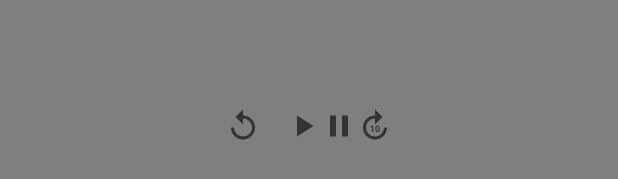
After one commit to aman88se/ExoPlayer, an Android app: the layout controller.xml on its own in the app's theme, with its tools: preview values and no code run, on a phone screen of 412 x 824 dp. The commit adds this screen. Shown: the part 492-671 px from the top of the screen. Run offline under Robolectric (Android 15) with nearby library versions, the phone set to English and light mode, and no system bars.

Commit message:
Exo Player

```diff
--- /dev/null
+++ b/app/src/main/res/drawable/forward.xml
@@ -0,0 +1,16 @@
+<vector xmlns:android="http://schemas.android.com/apk/res/android"
+    android:width="24dp"
+    android:height="24dp"
+    android:viewportWidth="24"
+    android:viewportHeight="24"
+    android:tint="?attr/colorControlNormal">
+  <path
+      android:fillColor="@android:color/white"
+      android:pathData="M18,13c0,3.31 -2.69,6 -6,6s-6,-2.69 -6,-6s2.69,-6 6,-6v4l5,-5l-5,-5v4c-4.42,0 -8,3.58 -8,8c0,4.42 3.58,8 8,8s8,-3.58 8,-8H18z"/>
+  <path
+      android:fillColor="@android:color/white"
+      android:pathData="M10.86,15.94l0,-4.27l-0.09,0l-1.77,0.63l0,0.69l1.01,-0.31l0,3.26z"/>
+  <path
+      android:fillColor="@android:color/white"
+      android:pathData="M12.25,13.44v0.74c0,1.9 1.31,1.82 1.44,1.82c0.14,0 1.44,0.09 1.44,-1.82v-0.74c0,-1.9 -1.31,-1.82 -1.44,-1.82C13.55,11.62 12.25,11.53 12.25,13.44zM14.29,13.32v0.97c0,0.77 -0.21,1.03 -0.59,1.03c-0.38,0 -0.6,-0.26 -0.6,-1.03v-0.97c0,-0.75 0.22,-1.01 0.59,-1.01C14.07,12.3 14.29,12.57 14.29,13.32z"/>
+</vector>
--- /dev/null
+++ b/app/src/main/res/drawable/fullscreen.xml
@@ -0,0 +1,10 @@
+<vector xmlns:android="http://schemas.android.com/apk/res/android"
+    android:width="24dp"
+    android:height="24dp"
+    android:viewportWidth="24"
+    android:viewportHeight="24"
+    android:tint="?attr/colorControlNormal">
+  <path
+      android:fillColor="@android:color/white"
+      android:pathData="M7,14L5,14v5h5v-2L7,17v-3zM5,10h2L7,7h3L10,5L5,5v5zM17,17h-3v2h5v-5h-2v3zM14,5v2h3v3h2L19,5h-5z"/>
+</vector>
--- /dev/null
+++ b/app/src/main/res/drawable/fullscreen_exit.xml
@@ -0,0 +1,10 @@
+<vector xmlns:android="http://schemas.android.com/apk/res/android"
+    android:width="24dp"
+    android:height="24dp"
+    android:viewportWidth="24"
+    android:viewportHeight="24"
+    android:tint="?attr/colorControlNormal">
+  <path
+      android:fillColor="@android:color/white"
+      android:pathData="M5,16h3v3h2v-5L5,14v2zM8,8L5,8v2h5L10,5L8,5v3zM14,19h2v-3h3v-2h-5v5zM16,8L16,5h-2v5h5L19,8h-3z"/>
+</vector>
--- /dev/null
+++ b/app/src/main/res/drawable/pause.xml
@@ -0,0 +1,10 @@
+<vector xmlns:android="http://schemas.android.com/apk/res/android"
+    android:width="24dp"
+    android:height="24dp"
+    android:viewportWidth="24"
+    android:viewportHeight="24"
+    android:tint="?attr/colorControlNormal">
+  <path
+      android:fillColor="@android:color/white"
+      android:pathData="M6,19h4L10,5L6,5v14zM14,5v14h4L18,5h-4z"/>
+</vector>
--- /dev/null
+++ b/app/src/main/res/drawable/play_arrow.xml
@@ -0,0 +1,10 @@
+<vector xmlns:android="http://schemas.android.com/apk/res/android"
+    android:width="24dp"
+    android:height="24dp"
+    android:viewportWidth="24"
+    android:viewportHeight="24"
+    android:tint="?attr/colorControlNormal">
+  <path
+      android:fillColor="@android:color/white"
+      android:pathData="M8,5v14l11,-7z"/>
+</vector>
--- /dev/null
+++ b/app/src/main/res/drawable/replay.xml
@@ -0,0 +1,10 @@
+<vector xmlns:android="http://schemas.android.com/apk/res/android"
+    android:width="24dp"
+    android:height="24dp"
+    android:viewportWidth="24"
+    android:viewportHeight="24"
+    android:tint="?attr/colorControlNormal">
+  <path
+      android:fillColor="@android:color/white"
+      android:pathData="M12,5V1L7,6l5,5V7c3.31,0 6,2.69 6,6s-2.69,6 -6,6 -6,-2.69 -6,-6H4c0,4.42 3.58,8 8,8s8,-3.58 8,-8 -3.58,-8 -8,-8z"/>
+</vector>
--- a/app/src/main/res/layout/activity_main.xml
+++ b/app/src/main/res/layout/activity_main.xml
@@ -11,6 +11,11 @@
         android:id="@+id/exo_player"
         android:layout_width="match_parent"
         android:layout_height="match_parent"
-        app:resize_mode="fill"/>
+        app:resize_mode="fill"
+        app:hide_on_touch="true"
+        app:show_timeout="5000"
+        app:use_controller="true"
+        android:background="@color/cardview_dark_background"
+        app:controller_layout_id="@layout/controller"/>
 
 </RelativeLayout>
--- /dev/null
+++ b/app/src/main/res/layout/controller.xml
@@ -0,0 +1,40 @@
+<?xml version="1.0" encoding="utf-8"?>
+<RelativeLayout xmlns:android="http://schemas.android.com/apk/res/android"
+    android:layout_width="match_parent"
+    android:layout_height="match_parent"
+    android:background="#80000000">
+
+    <LinearLayout
+        android:layout_width="wrap_content"
+        android:layout_height="wrap_content"
+        android:orientation="horizontal"
+        android:layout_centerInParent="true">
+
+        <ImageView
+            android:layout_width="wrap_content"
+            android:layout_height="wrap_content"
+            android:id="@+id/exo_rew"
+            android:layout_marginEnd="16sp"
+            android:src="@drawable/replay"/>
+
+        <ImageView
+            android:layout_width="wrap_content"
+            android:layout_height="wrap_content"
+            android:id="@+id/exo_play"
+            android:src="@drawable/play_arrow"/>
+
+        <ImageView
+            android:layout_width="wrap_content"
+            android:layout_height="wrap_content"
+            android:id="@+id/exo_pause"
+            android:src="@drawable/pause"/>
+
+        <ImageView
+            android:layout_width="wrap_content"
+            android:layout_height="wrap_content"
+            android:id="@+id/exo_ffwd"
+            android:src="@drawable/forward"/>
+
+    </LinearLayout>
+
+</RelativeLayout>
```
